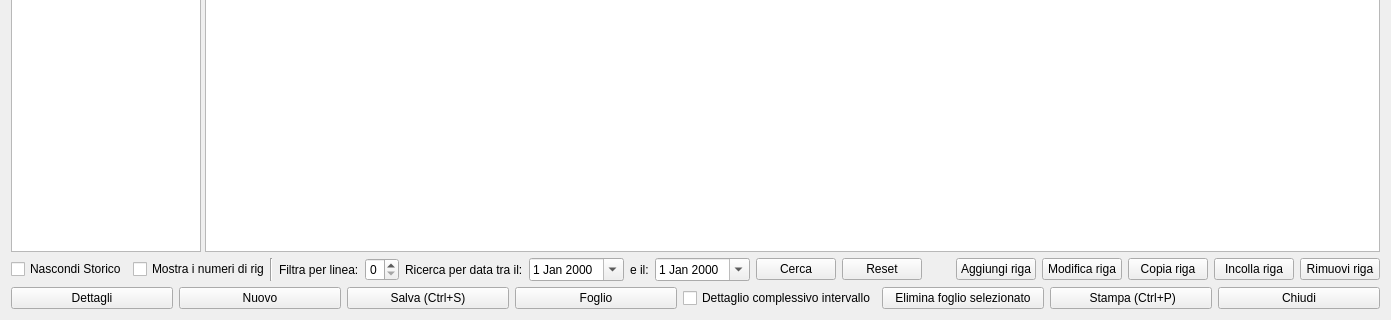
Before: the Qt Designer form hworkprogram.ui in fblabs/hamlet-mod-sancon, drawn with Qt 5; both pictures show x 0 to 1391 and y 318 to 638 of the 1391 by 638 pixel window.
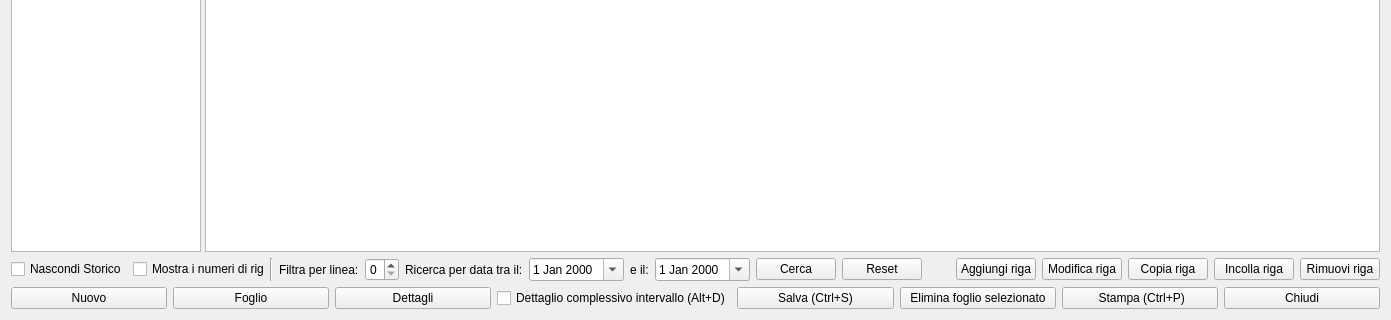
After: the same form once the commit is applied. Icons and pictures are not drawn.

```diff
--- a/hworkprogram.ui
+++ b/hworkprogram.ui
@@ -429,6 +429,40 @@
    </item>
    <item>
     <layout class="QHBoxLayout" name="horizontalLayout">
+     <item>
+      <widget class="QPushButton" name="pbNewSheet">
+       <property name="text">
+        <string>Nuovo</string>
+       </property>
+       <property name="icon">
+        <iconset resource="icons.qrc">
+         <normaloff>:/Resources/Plus.PNG</normaloff>:/Resources/Plus.PNG</iconset>
+       </property>
+       <property name="iconSize">
+        <size>
+         <width>32</width>
+         <height>32</height>
+        </size>
+       </property>
+      </widget>
+     </item>
+     <item>
+      <widget class="QPushButton" name="pbSingleSheet">
+       <property name="text">
+        <string>Foglio</string>
+       </property>
+       <property name="icon">
+        <iconset resource="icons.qrc">
+         <normaloff>:/Resources/Text-columns64.png</normaloff>:/Resources/Text-columns64.png</iconset>
+       </property>
+       <property name="iconSize">
+        <size>
+         <width>32</width>
+         <height>32</height>
+        </size>
+       </property>
+      </widget>
+     </item>
      <item>
       <widget class="QPushButton" name="pbDetails">
        <property name="text">
@@ -450,19 +484,12 @@
       </widget>
      </item>
      <item>
-      <widget class="QPushButton" name="pbNewSheet">
+      <widget class="QCheckBox" name="cbAll">
        <property name="text">
-        <string>Nuovo</string>
+        <string>Dettaglio complessivo intervallo (Alt+D)</string>
        </property>
-       <property name="icon">
-        <iconset resource="icons.qrc">
-         <normaloff>:/Resources/Plus.PNG</normaloff>:/Resources/Plus.PNG</iconset>
-       </property>
-       <property name="iconSize">
-        <size>
-         <width>32</width>
-         <height>32</height>
-        </size>
+       <property name="shortcut">
+        <string>Alt+D</string>
        </property>
       </widget>
      </item>
@@ -482,31 +509,7 @@
         </size>
        </property>
        <property name="shortcut">
-        <string>Return</string>
-       </property>
-      </widget>
-     </item>
-     <item>
-      <widget class="QPushButton" name="pbSingleSheet">
-       <property name="text">
-        <string>Foglio</string>
-       </property>
-       <property name="icon">
-        <iconset resource="icons.qrc">
-         <normaloff>:/Resources/Text-columns64.png</normaloff>:/Resources/Text-columns64.png</iconset>
-       </property>
-       <property name="iconSize">
-        <size>
-         <width>32</width>
-         <height>32</height>
-        </size>
-       </property>
-      </widget>
-     </item>
-     <item>
-      <widget class="QCheckBox" name="cbAll">
-       <property name="text">
-        <string>Dettaglio complessivo intervallo</string>
+        <string>Ctrl+S</string>
        </property>
       </widget>
      </item>
```
Left out of the diff: 5 changed lines with no effect on the pictures.
